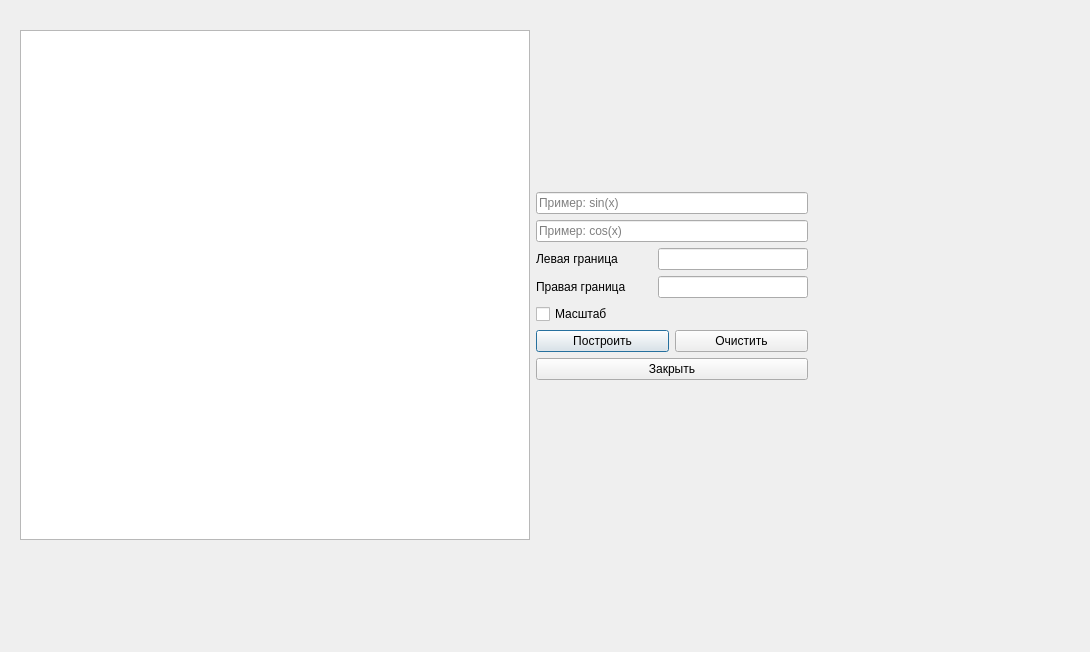
The window that comparewindow.ui (MupLever/QtGraphBuilder) describes before a commit, drawn with Qt 5.
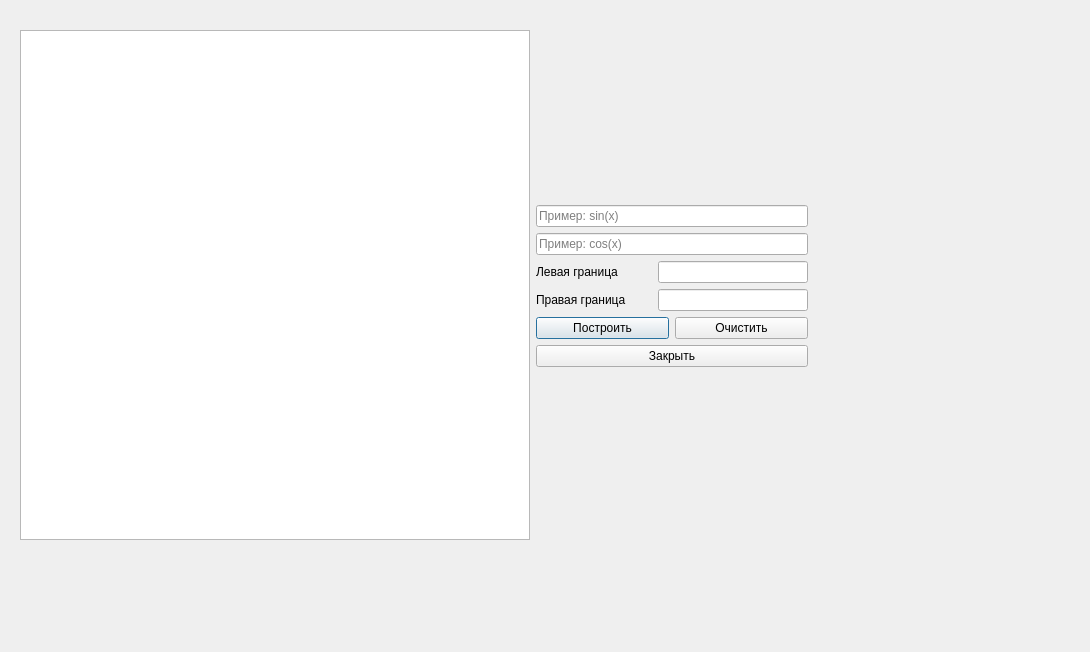
The same window after the commit.

Patch:
```diff
--- a/comparewindow.ui
+++ b/comparewindow.ui
@@ -136,13 +136,6 @@
           </item>
          </layout>
         </item>
-        <item>
-         <widget class="QCheckBox" name="checkBox">
-          <property name="text">
-           <string>Масштаб</string>
-          </property>
-         </widget>
-        </item>
         <item>
          <layout class="QHBoxLayout" name="horizontalLayout">
           <item>
```
